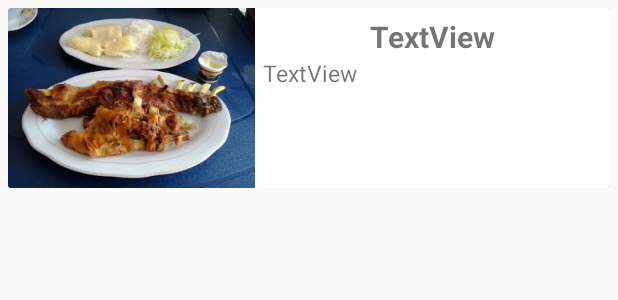
After one commit to luismanueldiaz29/GuiaCesar, an Android app: the layout item_plato.xml on its own in the app's theme, with its tools: preview values and no code run, on a phone screen of 412 x 824 dp. The commit adds this screen. Shown: the top 300 px of the screen. Run offline under Robolectric (Android 15) with nearby library versions, the phone set to English and light mode, and no system bars; Roboto replaces fonts that are not available here.

Commit message:
RecyclerView Platos tipicos

```diff
--- a/app/src/main/java/com/example/guiavalledupar/Repository/PlatoRepository.java
+++ b/app/src/main/java/com/example/guiavalledupar/Repository/PlatoRepository.java
@@ -30,7 +30,7 @@ public class PlatoRepository {
         Resources Res = this.context.getResources();
         String[] name = Res.getStringArray(R.array.name_plato);
         String[] description = Res.getStringArray(R.array.description_plato);
-        int[] img = {R.drawable.lapaz,R.drawable.lapaz,R.drawable.lapaz,R.drawable.lapaz,R.drawable.lapaz};
+        int[] img = {R.drawable.chivoasado,R.drawable.carneresasada,R.drawable.arrosconcoco,R.drawable.sancocho,R.drawable.viudadepescado};
         ArrayList<Plato> platos = new ArrayList<>();
 
         ListIterator<Plato> platoListIterator;
--- /dev/null
+++ b/app/src/main/res/layout/item_plato.xml
@@ -0,0 +1,58 @@
+<?xml version="1.0" encoding="utf-8"?>
+<LinearLayout xmlns:android="http://schemas.android.com/apk/res/android"
+    xmlns:app="http://schemas.android.com/apk/res-auto"
+    android:layout_width="match_parent"
+    android:layout_height="wrap_content"
+    android:layout_margin="5dp"
+    android:layout_marginLeft="5dp"
+    android:layout_marginTop="5dp"
+    android:layout_marginRight="5dp"
+    android:layout_marginBottom="5dp">
+
+    <androidx.cardview.widget.CardView
+        android:layout_width="wrap_content"
+        android:layout_height="wrap_content">
+
+        <LinearLayout
+            android:layout_width="match_parent"
+            android:layout_height="match_parent"
+            android:orientation="horizontal">
+
+            <ImageView
+                android:id="@+id/ivPlatoImage"
+                android:layout_width="238dp"
+                android:layout_height="120dp"
+                android:layout_weight="1"
+                app:srcCompat="@drawable/chivoasado" />
+
+            <LinearLayout
+                android:layout_width="300dp"
+                android:layout_height="match_parent"
+                android:layout_margin="5dp"
+                android:layout_marginLeft="5dp"
+                android:layout_marginTop="5dp"
+                android:layout_marginRight="5dp"
+                android:layout_marginBottom="5dp"
+                android:layout_weight="1"
+                android:orientation="vertical">
+
+                <TextView
+                    android:id="@+id/tvPlatoName"
+                    android:layout_width="wrap_content"
+                    android:layout_height="wrap_content"
+                    android:layout_gravity="center"
+                    android:text="TextView"
+                    android:textSize="20dp"
+                    android:textStyle="bold" />
+
+                <TextView
+                    android:id="@+id/tvPlatoDescription"
+                    android:layout_width="match_parent"
+                    android:layout_height="wrap_content"
+                    android:text="TextView"
+                    android:textSize="15dp" />
+            </LinearLayout>
+        </LinearLayout>
+
+    </androidx.cardview.widget.CardView>
+</LinearLayout>
```
Also changed, not shown: app/src/main/AndroidManifest.xml (+9 -3 lines), app/src/main/java/com/example/guiavalledupar/Adapter.java (added, +53 -0 lines), app/src/main/java/com/example/guiavalledupar/Plato_Tipico.java (+9 -29 lines), app/src/main/res/layout/activity_plato__tipico.xml (+5 -42 lines), app/src/main/res/values/strings.xml (+6 -6 lines), app/src/main/res/drawable/arrosconcoco.jpg (added), app/src/main/res/drawable/carneresasada.jpg (added), app/src/main/res/drawable/chivoasado.jpg (added), app/src/main/res/drawable/sancocho.jpg (added), app/src/main/res/drawable/viudadepescado.jpg (added).
